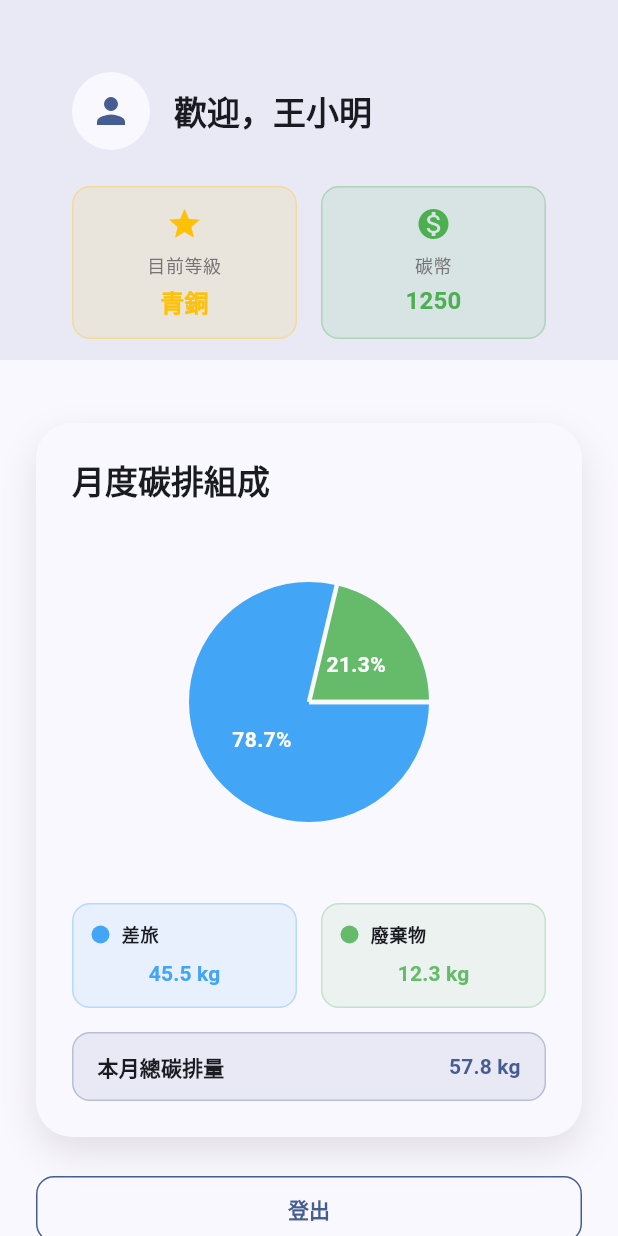
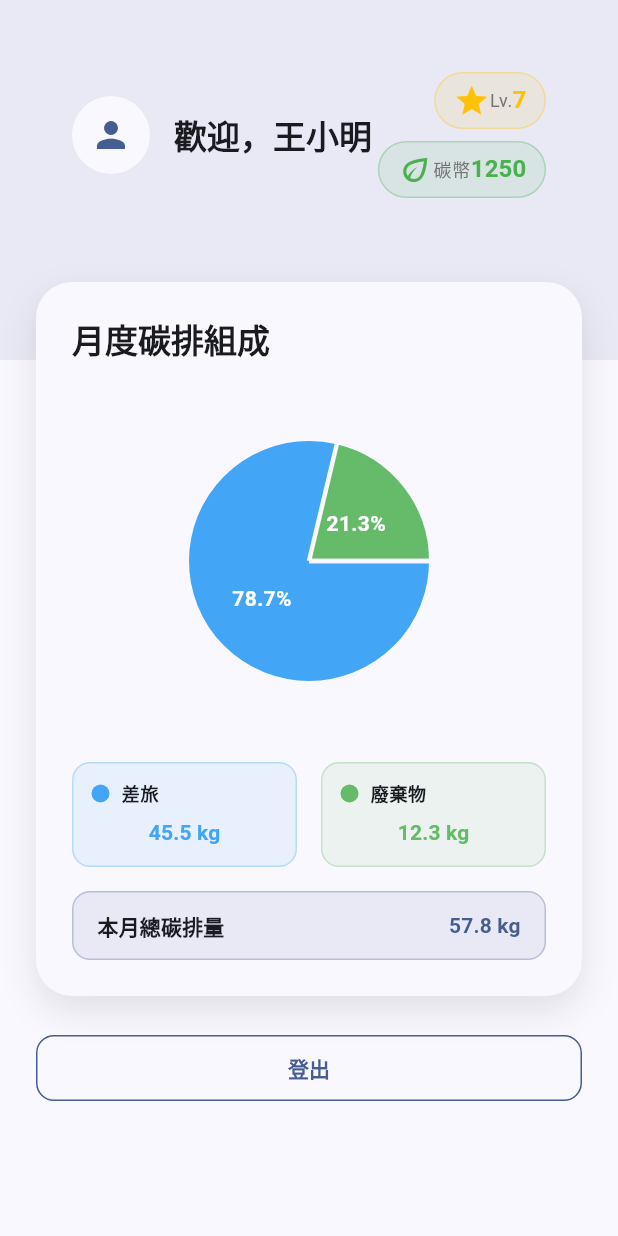
Before and after one commit to GuavaCode233/eco_sensing_app, a Flutter app: the DashboardPage screen opened directly, on a phone screen of 412 x 824 dp. Run offline on Flutter 3.47's test engine with Material 3 defaults, Android fonts, the phone set to English and light mode, and no system bars; drawn by our look-alikes of fl_chart; our stand-ins replace image_picker, qr_flutter.

Commit message:
feat: change UI layouts for employee dashboard page

```diff
--- a/lib/screens/employee/dashboard_page.dart
+++ b/lib/screens/employee/dashboard_page.dart
@@ -22,7 +22,7 @@ class _DashboardPageState extends State<DashboardPage> {
     super.initState();
     // 這裡未來可以換成呼叫後端 API 的程式碼，例如 fetchUserData()
     userName = "王小明";
-    level = '青銅';
+    level = '7';
     tokens = 1250;
   }
 
@@ -116,14 +116,15 @@ class _DashboardPageState extends State<DashboardPage> {
         children: [
           // 用戶名、等級和碳幣信息
           Row(
+            mainAxisAlignment: MainAxisAlignment.spaceBetween,
+            children: [
+              Row(
                 children: [
                   Container(
                     padding: const EdgeInsets.all(12),
                     decoration: BoxDecoration(
                       shape: BoxShape.circle,
-                  color: Theme.of(
-                    context,
-                  ).colorScheme.surface,
+                      color: Theme.of(context).colorScheme.surface,
                     ),
                     child: Icon(
                       Icons.person,
@@ -141,38 +142,32 @@ class _DashboardPageState extends State<DashboardPage> {
                           fontWeight: FontWeight.bold,
                         ),
                       ),
-                  // 這裡可以顯示郵箱或其他用戶信息，目前先註解掉
-                  // Text(
-                  //   widget.email,
-                  //   style: Theme.of(context).textTheme.bodySmall?.copyWith(
-                  //     color: Colors.grey.shade600,
-                  //   ),
-                  // ),
                     ],
                   ),
                 ],
               ),
-          const SizedBox(height: 24),
-
-          // 等級和代幣信息
-          Row(
+              Column(
+                crossAxisAlignment: CrossAxisAlignment.end,
+                mainAxisSize: MainAxisSize.min,
                 children: [
-              Expanded(
+                  Container(
                     child: _buildInfoTile(
                       icon: Icons.star,
-                  label: '目前等級',
+                      label: 'Lv.',
                       value: level,
                       backgroundColor: Colors.amber,
                     ),
                   ),
-              const SizedBox(width: 16),
-              Expanded(
+                  const SizedBox(height: 8),
+                  Container(
                     child: _buildInfoTile(
-                  icon: Icons.monetization_on,
+                      icon: Icons.eco_outlined,
                       label: '碳幣',
                       value: '$tokens',
                       backgroundColor: Colors.green,
                     ),
+                  ),
+                ],
               ),
             ],
           ),
@@ -191,11 +186,11 @@ class _DashboardPageState extends State<DashboardPage> {
     return Container(
       decoration: BoxDecoration(
         color: backgroundColor.withValues(alpha: 0.1),
-        borderRadius: BorderRadius.circular(12),
+        borderRadius: BorderRadius.circular(20),
         border: Border.all(color: backgroundColor.withValues(alpha: 0.3)),
       ),
-      padding: const EdgeInsets.all(12),
-      child: Column(
+      padding: const EdgeInsets.symmetric(horizontal: 12, vertical: 6),
+      child: Row(
         children: [
           Icon(icon, color: backgroundColor, size: 24),
           const SizedBox(height: 8),
```
Lines whose indentation alone changed are shown as unchanged.
